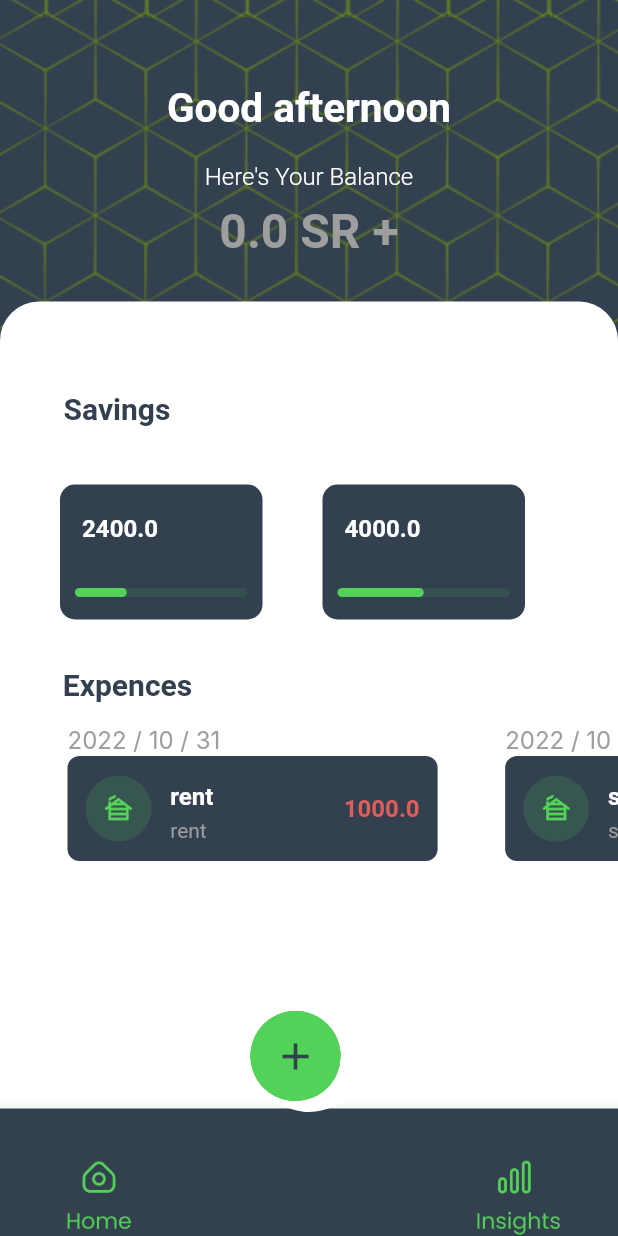
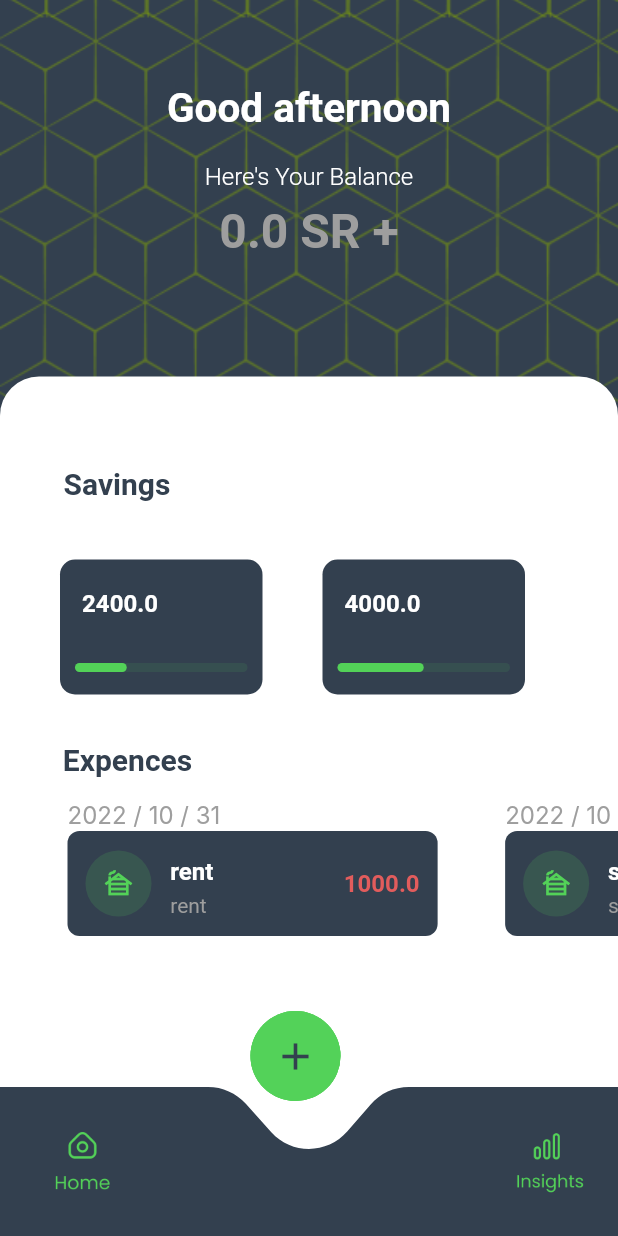
Before and after one commit to jawaher-alqotym/finance_app, a Flutter app: the screen it shows after launch, on a phone screen of 412 x 824 dp. Run offline on Flutter 3.47's test engine with Material 2 defaults, Android fonts, the phone set to English and light mode, and no system bars; drawn by our look-alikes of percent_indicator; our stand-ins replace flutter_svg, get, syncfusion_flutter_charts, toggle_switch; Roboto replaces fonts that are missing (Inter).

Commit message:
edited navbar

```diff
--- a/lib/screens/insight_page.dart
+++ b/lib/screens/insight_page.dart
@@ -30,9 +30,9 @@ class _InsightPageState extends State<InsightPage> {
           wmyBarWidget(context),
           Spacer(),
           /** Needs to toggle between week and month chart **/
-          chartWidget(context),
+          // chartWidget(context),
           // month_chartWidget(context),
-          // year_chartWidget(context),
+          year_chartWidget(context),
           Spacer(),
           Column(
             crossAxisAlignment: CrossAxisAlignment.start,
--- a/lib/widgets/homeContant.dart
+++ b/lib/widgets/homeContant.dart
@@ -92,7 +92,7 @@ class _HomeContantState extends State<HomeContant> {
                   ),
                 ],
               ),
-              height: 130,
+              height: 180,
               width: screenWidth,
             ),
             Padding(
@@ -183,7 +183,7 @@ class _HomeContantState extends State<HomeContant> {
           ],
         ),
         navBar(),
-        FloatingButton(),
+        //FloatingButton(),
       ],
     );
   }
--- a/lib/widgets/navBar.dart
+++ b/lib/widgets/navBar.dart
@@ -1,11 +1,11 @@
 /* lib/widgets/navbar.dart */
-
 import 'package:flutter/material.dart';
 import 'package:finance_app/screens/insight_page.dart';
 import 'package:get/get.dart';
 import 'package:finance_app/screens/Home.dart';
-
-
+import 'package:flutter_svg/flutter_svg.dart';
+import 'package:finance_app/widgets/floatingButtonChildren.dart';
+import 'package:finance_app/widgets/floatingButton.dart';
 
 class navBar extends StatefulWidget {
   const navBar({super.key});
@@ -17,37 +17,49 @@ class navBar extends StatefulWidget {
 class _navBarState extends State<navBar> {
   @override
   Widget build(BuildContext context) {
-    return BottomAppBar(
-      color: Color(0xFF33414f),
-      child: Container(
-        height: 85.0,
-        child:
-            Row(mainAxisAlignment: MainAxisAlignment.spaceBetween,
-                children: [
-              IconButton(
-                  iconSize: 90.0,
-                  padding: EdgeInsets.only(left: 21.0, top: 31),
-                  onPressed: ()=>{_onHomeButtonPressed()},
-                  icon: Image.asset('assets/images/homeIcon.png')),
+    return Stack(
+      alignment: Alignment.bottomCenter,
+      children: [
+        SvgPicture.asset(
+          'assets/images/Base.svg',
+          width: MediaQuery.of(context).size.width,
+        ),
+        Row(
+          mainAxisAlignment: MainAxisAlignment.spaceBetween,
+          children: [
+            IconButton(
+                iconSize: 46.0,
+                padding: EdgeInsets.only(left: 32.0, bottom: 27),
+                onPressed: () => {_onHomeButtonPressed()},
+                icon: Image.asset('assets/images/homeIcon.png')),
+            // FlowMenu(),
+            IconButton(
+                iconSize: 46.0,
+                padding: EdgeInsets.only(right: 22.0, bottom: 27),
+                onPressed: () {
+                  _onSearchButtonPressed();
+                },
+                icon: Image.asset('assets/images/insights.png')),
+          ],
+        ),
+        Padding(
+          padding: const EdgeInsets.only(top: 35.0),
+          child: FloatingButton(),
+        )
 
-              IconButton(
-                  iconSize: 90.0,
-                  padding: EdgeInsets.only(right: 21.0, top: 31),
-                  onPressed: (){_onSearchButtonPressed();},
-                  icon: Image.asset('assets/images/insights.png')),
-        ]),
-      ),
+      ],
     );
   }
-  void _onSearchButtonPressed(){
+
+  void _onSearchButtonPressed() {
     //Get.to(InsightPage());
     Navigator.push(
-        context,
-        MaterialPageRoute(builder: (context) =>  InsightPage()),);
+      context,
+      MaterialPageRoute(builder: (context) => InsightPage()),
+    );
   }
 
   void _onHomeButtonPressed() {
     Get.to(Home());
   }
-
 }
--- a/pubspec.yaml
+++ b/pubspec.yaml
@@ -44,3 +44,4 @@ flutter:
      - assets/monitor.svg
      - assets/home_icon.svg
      - assets/home_icon.png
+     - assets/images/Base.svg
```
Also changed, not shown: lib/widgets/floatingButton.dart (+1 -64 lines), assets/images/Base.svg (added).
